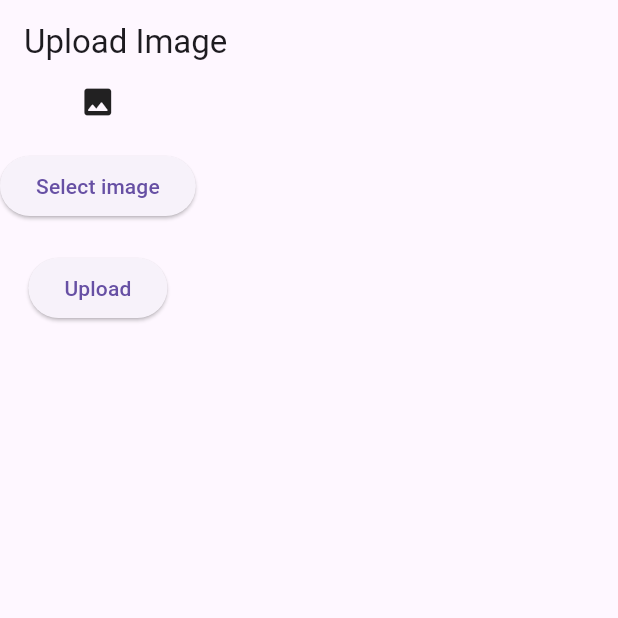
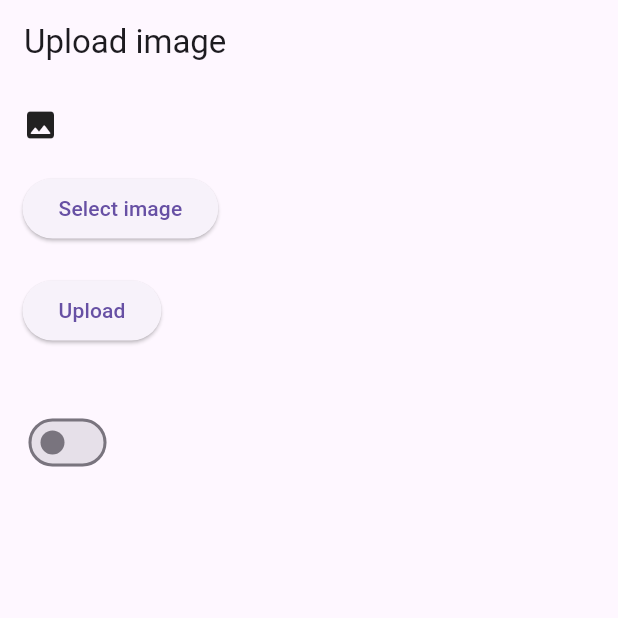
Before and after one commit to amir58/FlutterInstant2026, a Flutter app: the screen it shows after launch, after a tap on "Select image", on a phone screen of 412 x 824 dp, the top half of it. Run offline on Flutter 3.47's test engine with Material 3 defaults, Android fonts, the phone set to English and light mode, and no system bars; our stand-ins replace cached_network_image, carousel_slider, dio, easy_localization, flutter_bloc, flutter_secure_storage and 6 more; network calls fail.

Commit message:
Add localization support with easy_localization package
- Integrated easy_localization for multi-language support.
- Added Arabic and English translation files.
- Updated main.dart to initialize localization.
- Modified upload_screen.dart to use localized strings for UI elements.
- Updated Info.plist to include supported localizations.
- Added easy_localization dependency in pubspec.yaml and pubspec.lock.

```diff
--- a/lib/features/upload/presentation/cubit/upload_cubit.dart
+++ b/lib/features/upload/presentation/cubit/upload_cubit.dart
@@ -27,7 +27,7 @@ class UploadCubit extends Cubit<UploadState> {
     );
 
     switch (result) {
-      case ApiSuccess(:final data):
+      case ApiSuccess():
         emit(UploadSuccessState());
       case ApiFailure(:final failure):
         emit(UploadFailureState(failure.message));
--- a/lib/features/upload/presentation/pages/upload_screen.dart
+++ b/lib/features/upload/presentation/pages/upload_screen.dart
@@ -1,5 +1,6 @@
 import 'dart:io';
 
+import 'package:easy_localization/easy_localization.dart';
 import 'package:flutter/material.dart';
 import 'package:flutter_bloc/flutter_bloc.dart';
 import 'package:image_picker/image_picker.dart';
@@ -17,9 +18,15 @@ class _UploadPage extends State<UploadScreen> {
 
   @override
   Widget build(BuildContext context) {
+    debugPrint(context.locale.languageCode);
+
     return Scaffold(
-      appBar: AppBar(title: Text('Upload Image')),
-      body: Column(
+      appBar: AppBar(title: Text('upload_image'.tr())),
+      body: Container(
+        padding: EdgeInsets.all(15),
+        width: double.infinity,
+        child: Column(
+          crossAxisAlignment: CrossAxisAlignment.start,
           spacing: 20,
           children: [
             if (file != null)
@@ -46,7 +53,7 @@ class _UploadPage extends State<UploadScreen> {
 
                 setState(() {});
               },
-            child: Text('Select image'),
+              child: Text('select_image'.tr()),
             ),
 
             ElevatedButton(
@@ -58,7 +65,7 @@ class _UploadPage extends State<UploadScreen> {
 
                 context.read<UploadCubit>().upload(file!, 1);
               },
-            child: Text('Upload'),
+              child: Text('upload'.tr()),
             ),
 
             BlocBuilder<UploadCubit, UploadState>(
@@ -79,7 +86,18 @@ class _UploadPage extends State<UploadScreen> {
                 _ => const SizedBox.shrink(),
               },
             ),
+
+            Switch.adaptive(
+              value: context.locale.languageCode == 'ar',
+              onChanged: (value) {
+                final languageCode =
+                    context.locale.languageCode == 'ar' ? 'en' : 'ar';
+
+                context.setLocale(Locale(languageCode));
+              },
+            ),
           ],
+        ),
       ),
     );
   }
--- a/lib/main.dart
+++ b/lib/main.dart
@@ -1,21 +1,35 @@
-import 'package:device_preview/device_preview.dart';
+import 'package:easy_localization/easy_localization.dart';
 import 'package:flutter/material.dart';
 import 'package:flutter_bloc/flutter_bloc.dart';
 import 'package:navigations/core/bloc/my_bloc_observer.dart';
 import 'package:navigations/core/routing/router.dart';
 
-void main() {
+Future<void> main() async {
+  WidgetsFlutterBinding.ensureInitialized();
+
+  await EasyLocalization.ensureInitialized();
+
   Bloc.observer = MyBlocObserver();
 
   runApp(
-    DevicePreview(
-      enabled: false,
-      // enabled: kDebugMode || kProfileMode,
-      builder: (context) {
-        return MainApp();
-      },
+    EasyLocalization(
+      supportedLocales: const [Locale('en'), Locale('ar')],
+      path: 'assets/translations',
+      fallbackLocale: const Locale('en'),
+      useOnlyLangCode: true,
+      child: MainApp(),
     ),
   );
+
+  // runApp(
+  //   DevicePreview(
+  //     enabled: false,
+  //     // enabled: kDebugMode || kProfileMode,
+  //     builder: (context) {
+  //       return MainApp();
+  //     },
+  //   ),
+  // );
 }
 
 class MainApp extends StatelessWidget {
@@ -23,6 +37,11 @@ class MainApp extends StatelessWidget {
 
   @override
   Widget build(BuildContext context) {
-    return MaterialApp.router(routerConfig: router);
+    return MaterialApp.router(
+      routerConfig: router,
+      localizationsDelegates: context.localizationDelegates,
+      supportedLocales: context.supportedLocales,
+      locale: context.locale,
+    );
   }
 }
--- a/pubspec.yaml
+++ b/pubspec.yaml
@@ -11,6 +11,7 @@ dependencies:
   carousel_slider: ^5.1.2
   device_preview: ^1.3.1
   dio: ^5.11.0
+  easy_localization: ^3.0.8
   flutter:
     sdk: flutter
   flutter_bloc: ^9.1.1
@@ -25,7 +26,6 @@ dependencies:
   toastification: ^3.2.0
 
 
-
 dev_dependencies:
   flutter_test:
     sdk: flutter
@@ -33,3 +33,6 @@ dev_dependencies:
 
 flutter:
   uses-material-design: true
+
+  assets:
+    - assets/translations/
```
Also changed, not shown: assets/translations/ar.json (added, +16 -0 lines), assets/translations/en.json (added, +16 -0 lines), pubspec.lock, 1 other file. Lines whose indentation alone changed are shown as unchanged.
